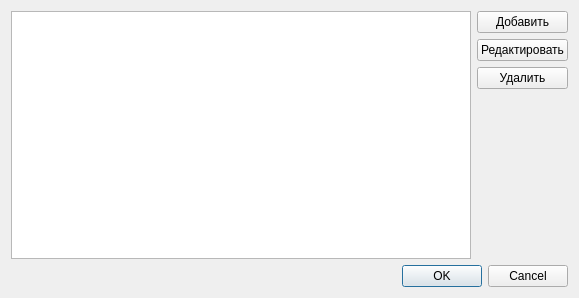
This is src/client/python/dialogues/forms/edit_playlist.ui in eoan-ermine/MinesweeperOnline as Qt 5 draws it before an edit. The edited form follows.
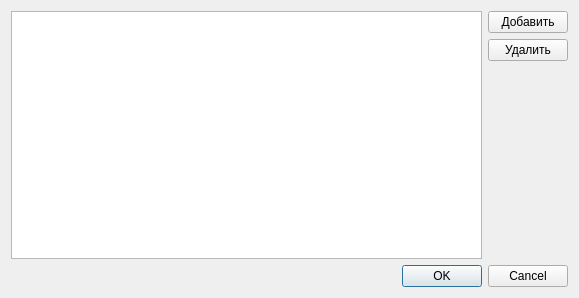
This is the edited form.

Commit message: Implement edit playlist dialog

What changed in the file:
```diff
--- a/src/client/python/dialogues/forms/edit_playlist.ui
+++ b/src/client/python/dialogues/forms/edit_playlist.ui
@@ -30,13 +30,6 @@
            </property>
           </widget>
          </item>
-         <item>
-          <widget class="QPushButton" name="edit_btn">
-           <property name="text">
-            <string>Редактировать</string>
-           </property>
-          </widget>
-         </item>
          <item>
           <widget class="QPushButton" name="remove_btn">
            <property name="text">
```
The commit also changes 2 other files.
